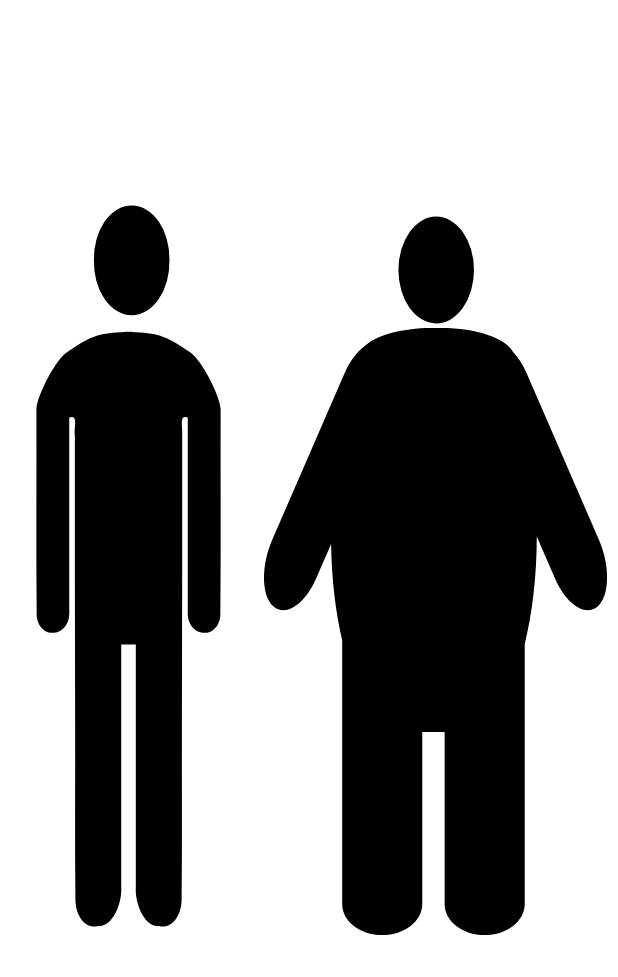
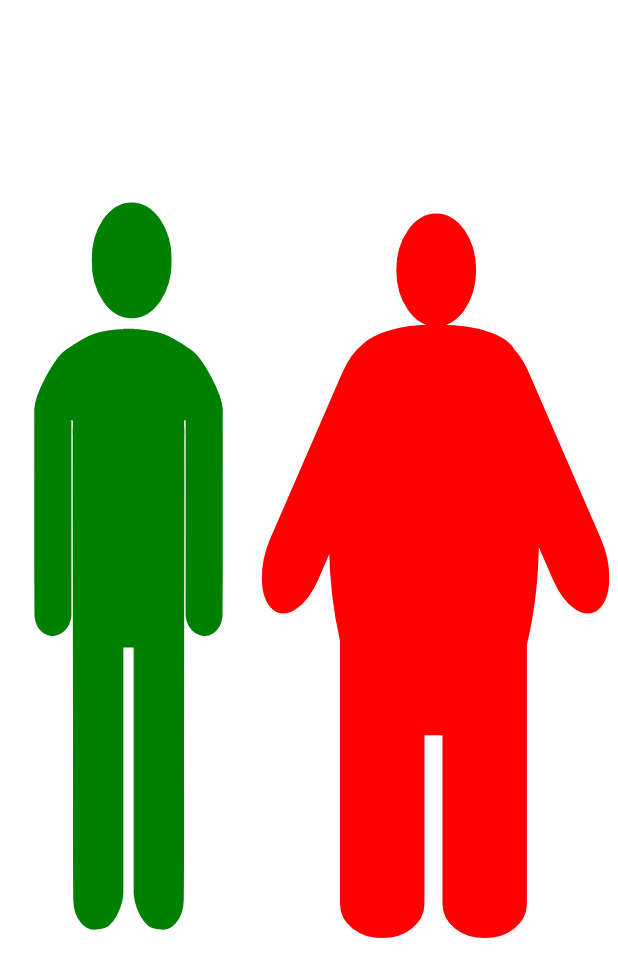
Before and after one commit to s20500-pj/PAM, an Android app: the MainActivity screen opened directly, with no data from a screen before it, on a phone screen of 412 x 824 dp. Shown: the top 977 px of the screen. Run offline under Robolectric (Android 15) with nearby library versions, the phone set to English and light mode, and no system bars.

Commit message:
poprawa kolorów

```diff
--- a/zad2/app/src/main/res/drawable/_574100515obesity.xml
+++ b/zad2/app/src/main/res/drawable/_574100515obesity.xml
@@ -6,19 +6,19 @@
   <path
       android:pathData="M44.75,62.56m-12.84,0a12.84,12.84 0,1 1,25.67 0a12.84,12.84 0,1 1,-25.67 0"
       android:strokeWidth="1.46212339"
-      android:fillColor="#000000"
-      android:strokeColor="#00000000"
+      android:fillColor="#008000"
+      android:strokeColor="#008000"
       android:strokeLineCap="round"/>
   <path
       android:pathData="m42.59,79.72v0.06c-8.32,0.24 -11.5,0.72 -19.96,4.95 -3.79,1.85 -9.95,10.18 -10.26,13.54 0.07,16.6 -0.13,33.21 0.1,49.79 1.05,6.03 11.64,5 11.06,-1.32v-46.39c3.13,-0.91 1.56,2.35 1.91,4.32 -0.01,22.82 -0.02,45.65 0.09,68.44 0.07,14.38 -0.13,28.77 0.1,43.15 0.1,4.1 3.68,7.07 7.65,6.26 4.9,0.42 8.29,-5.49 7.91,-9.38v-58.28h1.4,2.16 1.4v58.28c-0.38,3.89 3.01,9.8 7.91,9.38 3.97,0.81 7.55,-2.16 7.65,-6.26 0.23,-14.38 0.04,-28.77 0.1,-43.15 0.11,-22.79 0.1,-45.62 0.09,-68.44 0.35,-1.97 -1.22,-5.23 1.91,-4.32v46.39c-0.59,6.31 10.01,7.34 11.06,1.32 0.23,-16.59 0.03,-33.2 0.1,-49.79 -0.31,-3.35 -6.46,-11.68 -10.26,-13.54 -8.46,-4.23 -11.64,-4.7 -19.96,-4.95v-0.06h-0c-0.39,0.01 -0.71,0.02 -1.08,0.03 -0.37,-0.01 -0.69,-0.02 -1.08,-0.03z"
       android:strokeWidth="1.46212339"
-      android:fillColor="#000000"
-      android:strokeColor="#00000000"
+      android:fillColor="#008000"
+      android:strokeColor="#008000"
       android:strokeLineCap="round"/>
   <path
       android:pathData="M148.22,52.05A12.84,12.84 0,0 0,135.39 64.89,12.84 12.84,0 0,0 148.22,77.72 12.84,12.84 0,0 0,161.06 64.89,12.84 12.84,0 0,0 148.22,52.05ZM146.8,78.79c-10.53,0 -19.49,1.88 -23.17,4.55 -2.44,1.3 -4.81,3.53 -6.62,6.48L92.51,129.69c-3.9,6.35 -3.7,13.51 0.45,16.06 4.15,2.55 10.63,-0.5 14.53,-6.85l5.02,-8.16c0.17,8.47 1.53,16.36 3.76,23.09v63.39c0,4.14 6.07,7.47 13.61,7.47 7.54,0 13.61,-3.33 13.61,-7.47v-41.3h7.6v41.3c0,4.14 6.07,7.47 13.61,7.47 7.54,0 13.61,-3.33 13.61,-7.47v-62.47c2.58,-7.4 4.08,-16.27 4.09,-25.82l6.13,9.98c3.9,6.35 10.38,9.4 14.53,6.85 4.15,-2.55 4.35,-9.71 0.45,-16.06L179.03,89.82c-1.33,-2.16 -2.95,-3.94 -4.69,-5.24 -2.32,-3.31 -12.35,-5.79 -24.45,-5.79z"
       android:strokeWidth="1.46212327"
-      android:fillColor="#000000"
-      android:strokeColor="#00000000"
+      android:fillColor="#FF0000"
+      android:strokeColor="#FF0000"
       android:strokeLineCap="round"/>
 </vector>
```
